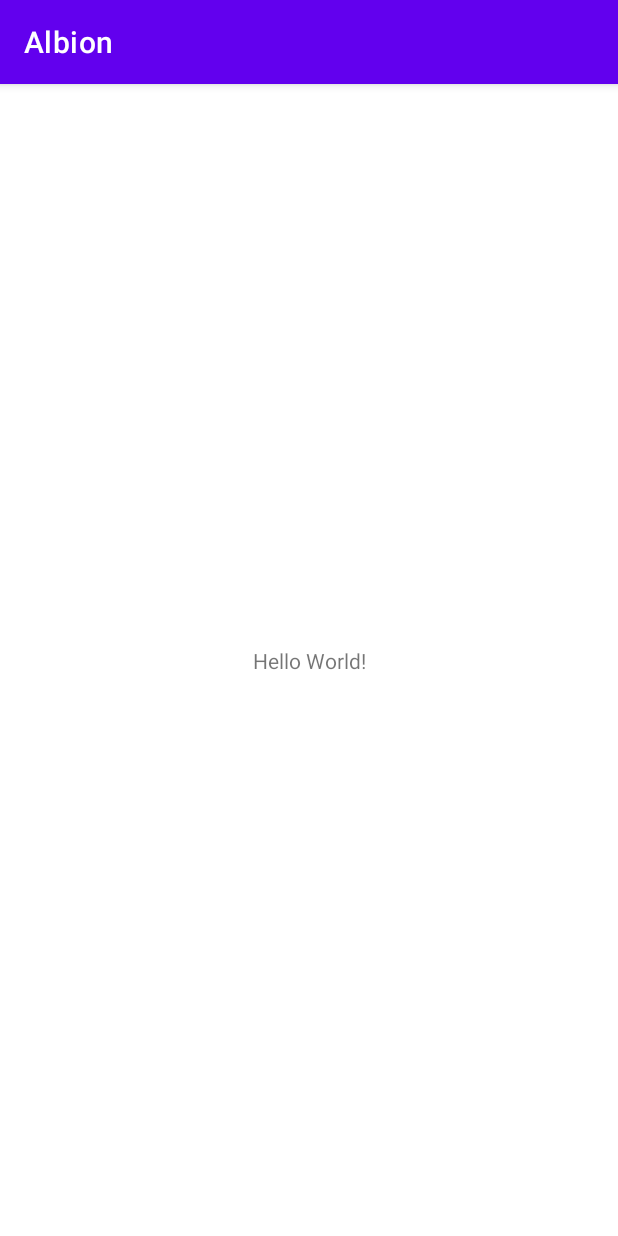
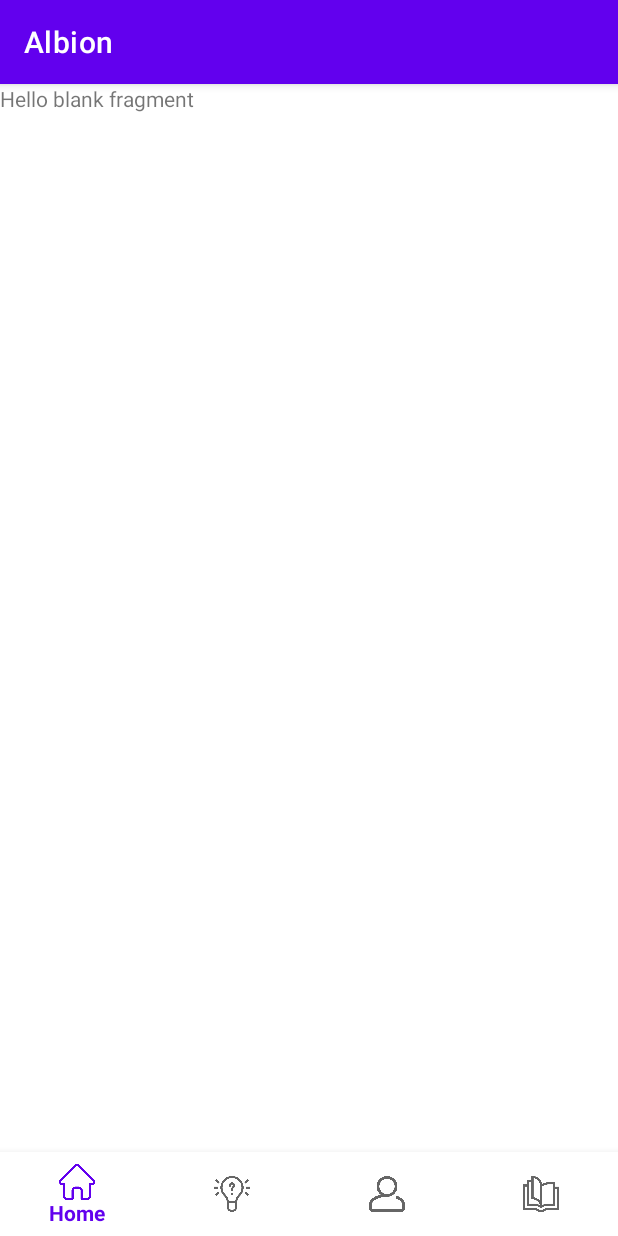
Before and after one commit to krunoslav-k/Albion, an Android app: the screen it shows after launch (MainActivity), on a phone screen of 412 x 824 dp. Run offline under Robolectric (Android 15) with nearby library versions, the phone set to English and light mode, and no system bars; our stand-ins replace navigation-ui.

Commit message:
navigation setup and programmed, fragments setup

```diff
--- /dev/null
+++ b/app/src/main/java/com/krunoslavkazalicki/albion/HomeFragment.kt
@@ -0,0 +1,57 @@
+package com.krunoslavkazalicki.albion
+
+import android.os.Bundle
+import androidx.fragment.app.Fragment
+import android.view.LayoutInflater
+import android.view.View
+import android.view.ViewGroup
+
+// TODO: Rename parameter arguments, choose names that match
+// the fragment initialization parameters, e.g. ARG_ITEM_NUMBER
+private const val ARG_PARAM1 = "param1"
+private const val ARG_PARAM2 = "param2"
+
+/**
+ * A simple [Fragment] subclass.
+ * Use the [HomeFragment.newInstance] factory method to
+ * create an instance of this fragment.
+ */
+class HomeFragment : Fragment() {
+    // TODO: Rename and change types of parameters
+    private var param1: String? = null
+    private var param2: String? = null
+
+    override fun onCreate(savedInstanceState: Bundle?) {
+        super.onCreate(savedInstanceState)
+        arguments?.let {
+            param1 = it.getString(ARG_PARAM1)
+            param2 = it.getString(ARG_PARAM2)
+        }
+    }
+
+    override fun onCreateView(inflater: LayoutInflater, container: ViewGroup?,
+                              savedInstanceState: Bundle?): View? {
+        // Inflate the layout for this fragment
+        return inflater.inflate(R.layout.fragment_home, container, false)
+    }
+
+    companion object {
+        /**
+         * Use this factory method to create a new instance of
+         * this fragment using the provided parameters.
+         *
+         * @param param1 Parameter 1.
+         * @param param2 Parameter 2.
+         * @return A new instance of fragment HomeFragment.
+         */
+        // TODO: Rename and change types and number of parameters
+        @JvmStatic
+        fun newInstance(param1: String, param2: String) =
+                HomeFragment().apply {
+                    arguments = Bundle().apply {
+                        putString(ARG_PARAM1, param1)
+                        putString(ARG_PARAM2, param2)
+                    }
+                }
+    }
+}
--- a/app/src/main/java/com/krunoslavkazalicki/albion/MainActivity.kt
+++ b/app/src/main/java/com/krunoslavkazalicki/albion/MainActivity.kt
@@ -2,10 +2,18 @@ package com.krunoslavkazalicki.albion
 
 import androidx.appcompat.app.AppCompatActivity
 import android.os.Bundle
+import androidx.navigation.findNavController
+import androidx.navigation.ui.setupWithNavController
+import com.google.android.material.bottomnavigation.BottomNavigationView
 
 class MainActivity : AppCompatActivity() {
     override fun onCreate(savedInstanceState: Bundle?) {
         super.onCreate(savedInstanceState)
         setContentView(R.layout.activity_main)
+
+        val bottomNavigationView = findViewById<BottomNavigationView>(R.id.bottomNavigationView)
+        val navController = findNavController(R.id.fragment)
+
+        bottomNavigationView.setupWithNavController(navController)
     }
 }
--- a/app/src/main/res/layout/activity_main.xml
+++ b/app/src/main/res/layout/activity_main.xml
@@ -6,13 +6,26 @@
     android:layout_height="match_parent"
     tools:context=".MainActivity">
 
-    <TextView
-        android:layout_width="wrap_content"
+    <com.google.android.material.bottomnavigation.BottomNavigationView
+        android:id="@+id/bottomNavigationView"
+        android:layout_width="match_parent"
         android:layout_height="wrap_content"
-        android:text="Hello World!"
+        app:itemTextAppearanceActive="@style/Theme.Albion"
+        app:itemTextAppearanceInactive="@style/Theme.Albion"
         app:layout_constraintBottom_toBottomOf="parent"
-        app:layout_constraintLeft_toLeftOf="parent"
-        app:layout_constraintRight_toRightOf="parent"
-        app:layout_constraintTop_toTopOf="parent" />
+        app:layout_constraintEnd_toEndOf="parent"
+        app:layout_constraintStart_toStartOf="parent"
+        app:menu="@menu/bottom_menu" />
 
+    <fragment
+        android:id="@+id/fragment"
+        android:name="androidx.navigation.fragment.NavHostFragment"
+        android:layout_width="match_parent"
+        android:layout_height="match_parent"
+        app:defaultNavHost="true"
+        app:layout_constraintBottom_toTopOf="@id/bottomNavigationView"
+        app:layout_constraintEnd_toEndOf="parent"
+        app:layout_constraintStart_toStartOf="parent"
+        app:layout_constraintTop_toTopOf="parent"
+        app:navGraph="@navigation/my_nav" />
 </androidx.constraintlayout.widget.ConstraintLayout>
--- /dev/null
+++ b/app/src/main/res/layout/fragment_home.xml
@@ -0,0 +1,14 @@
+<?xml version="1.0" encoding="utf-8"?>
+<FrameLayout xmlns:android="http://schemas.android.com/apk/res/android"
+    xmlns:tools="http://schemas.android.com/tools"
+    android:layout_width="match_parent"
+    android:layout_height="match_parent"
+    tools:context=".HomeFragment">
+
+    <!-- TODO: Update blank fragment layout -->
+    <TextView
+        android:layout_width="match_parent"
+        android:layout_height="match_parent"
+        android:text="@string/hello_blank_fragment" />
+
+</FrameLayout>
--- /dev/null
+++ b/app/src/main/res/menu/bottom_menu.xml
@@ -0,0 +1,20 @@
+<?xml version="1.0" encoding="utf-8"?>
+<menu xmlns:android="http://schemas.android.com/apk/res/android">
+
+    <item
+        android:id="@+id/homeFragment"
+        android:icon="@drawable/home"
+        android:title="Home" />
+    <item
+        android:id="@+id/testFragment"
+        android:icon="@drawable/test"
+        android:title="Test" />
+    <item
+        android:id="@+id/profileFragment"
+        android:icon="@drawable/profile"
+        android:title="Profile" />
+    <item
+        android:id="@+id/learnFragment"
+        android:icon="@drawable/learn"
+        android:title="Learn" />
+</menu>
--- /dev/null
+++ b/app/src/main/res/navigation/my_nav.xml
@@ -0,0 +1,28 @@
+<?xml version="1.0" encoding="utf-8"?>
+<navigation xmlns:android="http://schemas.android.com/apk/res/android"
+    xmlns:app="http://schemas.android.com/apk/res-auto"
+    xmlns:tools="http://schemas.android.com/tools"
+    android:id="@+id/my_nav"
+    app:startDestination="@id/homeFragment">
+
+    <fragment
+        android:id="@+id/homeFragment"
+        android:name="com.krunoslavkazalicki.albion.HomeFragment"
+        android:label="fragment_home"
+        tools:layout="@layout/fragment_home" />
+    <fragment
+        android:id="@+id/testFragment"
+        android:name="com.krunoslavkazalicki.albion.TestFragment"
+        android:label="fragment_test"
+        tools:layout="@layout/fragment_test" />
+    <fragment
+        android:id="@+id/profileFragment"
+        android:name="com.krunoslavkazalicki.albion.ProfileFragment"
+        android:label="fragment_profile"
+        tools:layout="@layout/fragment_profile" />
+    <fragment
+        android:id="@+id/learnFragment"
+        android:name="com.krunoslavkazalicki.albion.LearnFragment"
+        android:label="fragment_learn"
+        tools:layout="@layout/fragment_learn" />
+</navigation>
--- a/app/src/main/res/values/strings.xml
+++ b/app/src/main/res/values/strings.xml
@@ -1,3 +1,5 @@
 <resources>
     <string name="app_name">Albion</string>
+    <!-- TODO: Remove or change this placeholder text -->
+    <string name="hello_blank_fragment">Hello blank fragment</string>
 </resources>
```
Also changed, not shown: app/src/main/java/com/krunoslavkazalicki/albion/LearnFragment.kt (added, +59 -0 lines), app/src/main/java/com/krunoslavkazalicki/albion/ProfileFragment.kt (added, +59 -0 lines), app/src/main/java/com/krunoslavkazalicki/albion/TestFragment.kt (added, +57 -0 lines), app/src/main/res/layout/fragment_learn.xml (added, +14 -0 lines), app/src/main/res/layout/fragment_profile.xml (added, +14 -0 lines), app/src/main/res/layout/fragment_test.xml (added, +14 -0 lines), app/src/main/res/drawable/home.png (added), app/src/main/res/drawable/learn.png (added), app/src/main/res/drawable/profile.png (added), app/src/main/res/drawable/test.png (added).
